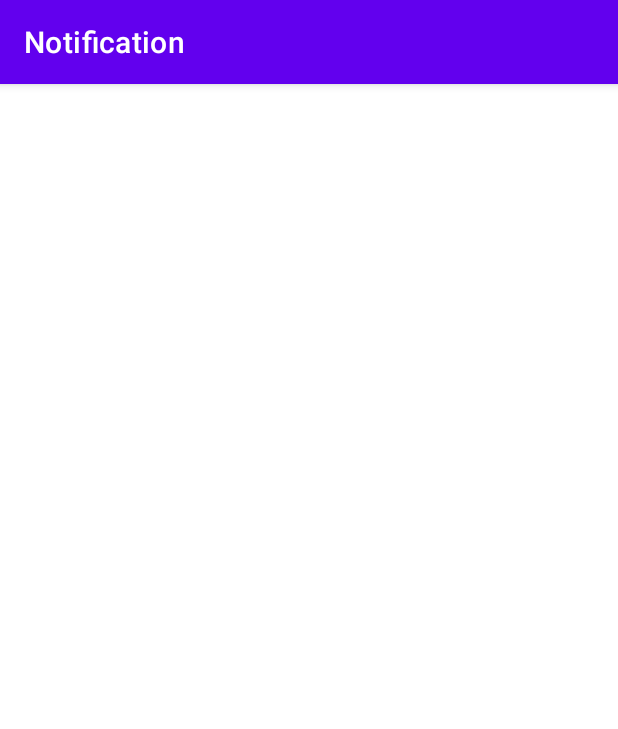
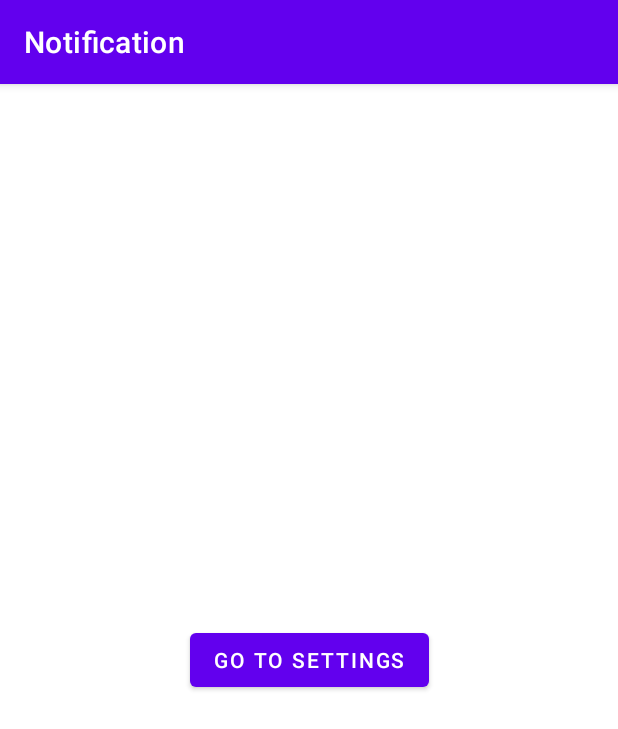
Before and after one commit to douglas-queiroz/notification_app, an Android app: the screen it shows after launch (MainActivity), on a phone screen of 412 x 824 dp. Shown: the top 729 px of the screen. Run offline under Robolectric (Android 15) with nearby library versions, the phone set to English and light mode, and no system bars; 1 statement that could not run was skipped.

Commit message:
Implement the notification permission handler

```diff
--- a/app/build.gradle
+++ b/app/build.gradle
@@ -43,6 +43,9 @@ dependencies {
     implementation "androidx.lifecycle:lifecycle-runtime-ktx:2.4.0"
     implementation 'androidx.lifecycle:lifecycle-viewmodel-ktx:2.3.1'
 
+    // Circle ImageView
+    implementation 'de.hdodenhof:circleimageview:3.1.0'
+
     //Coroutines
     implementation "org.jetbrains.kotlinx:kotlinx-coroutines-android:1.5.2"
 
--- a/app/src/main/java/com/douglasqueiroz/notification/di/AppModule.kt
+++ b/app/src/main/java/com/douglasqueiroz/notification/di/AppModule.kt
@@ -11,7 +11,8 @@ object AppModule {
         modules(
             listOf(
                 ViewModelModule.get(),
-                ServiceModule.get()
+                ServiceModule.get(),
+                UtilModule.get()
             )
         )
     }
--- /dev/null
+++ b/app/src/main/java/com/douglasqueiroz/notification/di/UtilModule.kt
@@ -0,0 +1,12 @@
+package com.douglasqueiroz.notification.di
+
+import com.douglasqueiroz.notification.util.PermissionUtil
+import org.koin.android.ext.koin.androidApplication
+import org.koin.dsl.module
+
+object UtilModule {
+
+    fun get() = module {
+        single { PermissionUtil(androidApplication()) }
+    }
+}
--- a/app/src/main/java/com/douglasqueiroz/notification/di/ViewModelModule.kt
+++ b/app/src/main/java/com/douglasqueiroz/notification/di/ViewModelModule.kt
@@ -7,6 +7,6 @@ import org.koin.dsl.module
 object ViewModelModule {
 
     fun get() = module {
-        viewModel { MainViewModel(get()) }
+        viewModel { MainViewModel(get(), get()) }
     }
 }
--- a/app/src/main/java/com/douglasqueiroz/notification/dto/NotificationDto.kt
+++ b/app/src/main/java/com/douglasqueiroz/notification/dto/NotificationDto.kt
@@ -11,8 +11,8 @@ data class NotificationDto(
 ) {
 
     constructor(statusBarNotification: StatusBarNotification): this(
-        title = statusBarNotification.notification.extras.getString(Notification.EXTRA_TITLE) ?: "No Title",
-        content = statusBarNotification.notification.extras.getString(Notification.EXTRA_TEXT) ?: "No Content",
+        title = statusBarNotification.notification.extras.get(Notification.EXTRA_TITLE) as? String ?: "No Title",
+        content = statusBarNotification.notification.extras.get(Notification.EXTRA_TEXT) as? String ?: "No Content",
         icon = statusBarNotification.notification.smallIcon,
     )
 }
--- a/app/src/main/java/com/douglasqueiroz/notification/ui/MainActivity.kt
+++ b/app/src/main/java/com/douglasqueiroz/notification/ui/MainActivity.kt
@@ -3,8 +3,10 @@ package com.douglasqueiroz.notification.ui
 import android.content.Context
 import android.content.Intent
 import android.os.Bundle
+import android.provider.Settings
 import android.util.Log
 import androidx.appcompat.app.AppCompatActivity
+import androidx.core.view.isVisible
 import androidx.lifecycle.lifecycleScope
 import com.douglasqueiroz.notification.databinding.ActivityMainBinding
 import com.douglasqueiroz.notification.dto.NotificationDto
@@ -25,9 +27,16 @@ class MainActivity : AppCompatActivity() {
         val view = binding.root
         setContentView(view)
 
-
+        binding.permissionButton.setOnClickListener {
+            startActivity(Intent(Settings.ACTION_NOTIFICATION_LISTENER_SETTINGS));
+        }
 
         setupRecyclerView()
+    }
+
+    override fun onResume() {
+        super.onResume()
+        viewModel.checkNotificationPermission()
     }
 
     private fun setupRecyclerView() {
@@ -44,6 +53,7 @@ class MainActivity : AppCompatActivity() {
                     is MainViewModel.State.BindService -> bindService(state.connection)
                     is MainViewModel.State.UnbindService -> unbindService(state.connection)
                     is MainViewModel.State.UpdateNotificationList -> updateNotificationList(state.notificationList)
+                    is MainViewModel.State.SetPermissionButtonVisible -> setPermissionButtonVisible(state.visible)
                 }
             }
         }
@@ -56,15 +66,18 @@ class MainActivity : AppCompatActivity() {
     }
 
     private fun updateNotificationList(notificationList: List<NotificationDto>) {
-        notificationList.forEach {
-            Log.i("RiM", "${it.title}")
-        }
-
         moviesAdapter.notificationList = notificationList
         moviesAdapter.notifyDataSetChanged()
+        binding.notificationRecyclerView.isVisible = true
+        setPermissionButtonVisible(false)
     }
 
     private fun unbindService(connection: NotificationListenerConnection) {
         super.unbindService(connection)
     }
+
+    private fun setPermissionButtonVisible(visible: Boolean) {
+        binding.permissionButton.isVisible = visible
+        binding.notificationRecyclerView.isVisible = !visible
+    }
 }
--- a/app/src/main/java/com/douglasqueiroz/notification/ui/MainViewModel.kt
+++ b/app/src/main/java/com/douglasqueiroz/notification/ui/MainViewModel.kt
@@ -7,19 +7,22 @@ import com.douglasqueiroz.notification.service.NotificationListener
 import com.douglasqueiroz.notification.service.NotificationListenerConnection
 import com.douglasqueiroz.notification.service.NotificationListenerConnectionStatus
 import com.douglasqueiroz.notification.service.NotificationListenerEvent
+import com.douglasqueiroz.notification.util.PermissionUtil
 import kotlinx.coroutines.flow.MutableStateFlow
 import kotlinx.coroutines.flow.asStateFlow
 import kotlinx.coroutines.flow.collectLatest
 import kotlinx.coroutines.launch
 
 class MainViewModel(
-    private val connection: NotificationListenerConnection
+    private val connection: NotificationListenerConnection,
+    private val permissionUtil: PermissionUtil
 ): ViewModel() {
 
     private var _stateFlow = MutableStateFlow<State>(State.BindService(connection))
     var stateFlow = _stateFlow.asStateFlow()
 
     sealed class State {
+        class SetPermissionButtonVisible(val visible: Boolean): State()
         class UpdateNotificationList(val notificationList: List<NotificationDto>): State()
         class BindService(val connection: NotificationListenerConnection): State()
         class UnbindService(val connection: NotificationListenerConnection): State()
@@ -29,6 +32,12 @@ class MainViewModel(
         loadNotifications()
     }
 
+    fun checkNotificationPermission() {
+        if(!permissionUtil.notificationPermissionGrant()) {
+            _stateFlow.value = State.SetPermissionButtonVisible(true)
+        }
+    }
+
     private fun loadNotifications() = viewModelScope.launch {
 
         connection.stateFlow.collectLatest { status ->
@@ -36,7 +45,9 @@ class MainViewModel(
                 is NotificationListenerConnectionStatus.Connected -> {
                     handleStatusConnected(status.notificationListener)
                 }
-                is NotificationListenerConnectionStatus.Disconnected -> {}
+                is NotificationListenerConnectionStatus.Disconnected -> {
+                    _stateFlow.value = State.SetPermissionButtonVisible(true)
+                }
             }
         }
     }
@@ -47,7 +58,9 @@ class MainViewModel(
                 is NotificationListenerEvent.Connected, NotificationListenerEvent.NewNotification -> {
                     _stateFlow.value = State.UpdateNotificationList(notificationListener.getActiveNotification())
                 }
-                is NotificationListenerEvent.Disconnected -> {}
+                is NotificationListenerEvent.Disconnected -> {
+                    _stateFlow.value = State.SetPermissionButtonVisible(true)
+                }
             }
         }
     }
--- /dev/null
+++ b/app/src/main/java/com/douglasqueiroz/notification/util/PermissionUtil.kt
@@ -0,0 +1,17 @@
+package com.douglasqueiroz.notification.util
+
+import android.content.Context
+import android.provider.Settings
+
+class PermissionUtil(private val context: Context) {
+
+    companion object {
+        private const val NOTIFICATION_PERMISSION_NAME = "enabled_notification_listeners"
+    }
+
+    fun notificationPermissionGrant() = Settings.Secure.getString(
+        context.contentResolver,
+        NOTIFICATION_PERMISSION_NAME
+    ).contains(context.packageName)
+
+}
--- a/app/src/main/res/layout/activity_main.xml
+++ b/app/src/main/res/layout/activity_main.xml
@@ -15,6 +15,18 @@
         app:layout_constraintBottom_toBottomOf="parent"
         app:layout_constraintLeft_toLeftOf="parent"
         app:layout_constraintRight_toRightOf="parent"
-        tools:listitem="@layout/notification_item"/>
+        tools:listitem="@layout/notification_item"
+        android:visibility="invisible"/>
+
+    <Button
+        android:id="@+id/permission_button"
+        android:layout_width="wrap_content"
+        android:layout_height="wrap_content"
+        android:text="@string/permission_button_title"
+        app:layout_constraintBottom_toBottomOf="parent"
+        app:layout_constraintLeft_toLeftOf="parent"
+        app:layout_constraintRight_toRightOf="parent"
+        app:layout_constraintTop_toTopOf="parent"
+        android:visibility="invisible"/>
 
 </androidx.constraintlayout.widget.ConstraintLayout>
--- a/app/src/main/res/values/strings.xml
+++ b/app/src/main/res/values/strings.xml
@@ -1,4 +1,5 @@
 <resources>
     <string name="app_name">Notification</string>
     <string name="service_name">notification_service</string>
+    <string name="permission_button_title">Go to Settings</string>
 </resources>
```
Also changed, not shown: app/src/main/res/layout/notification_item.xml (+7 -7 lines).
